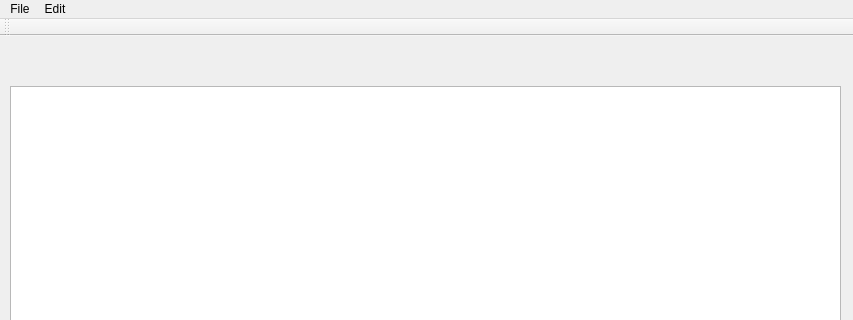
Above: MIPS_Assembler/MIPS_Assembler.ui from HaoPatrick/MIPSAssembler before the change; both pictures show x 0 to 853 and y 0 to 320 of the 853 by 653 pixel window. Below: the same form after it.
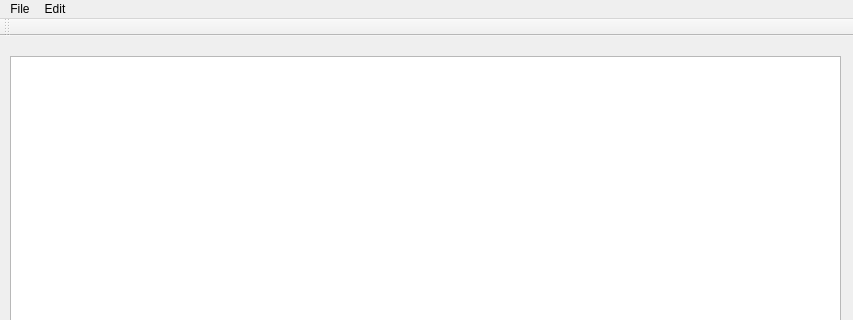
That is the form after the change.

Commit message: move the filepath to the title

The edit to the form file:
```diff
--- a/MIPS_Assembler/MIPS_Assembler.ui
+++ b/MIPS_Assembler/MIPS_Assembler.ui
@@ -14,26 +14,13 @@
    <string>MIPS Assembler</string>
   </property>
   <widget class="QWidget" name="centralWidget">
-   <widget class="QLabel" name="fileLabel">
-    <property name="geometry">
-     <rect>
-      <x>10</x>
-      <y>10</y>
-      <width>501</width>
-      <height>31</height>
-     </rect>
-    </property>
-    <property name="text">
-     <string/>
-    </property>
-   </widget>
    <widget class="QTextEdit" name="textEdit">
     <property name="geometry">
      <rect>
       <x>10</x>
-      <y>50</y>
+      <y>20</y>
       <width>831</width>
-      <height>521</height>
+      <height>551</height>
      </rect>
     </property>
    </widget>
```
The commit also changes 1 other file.
